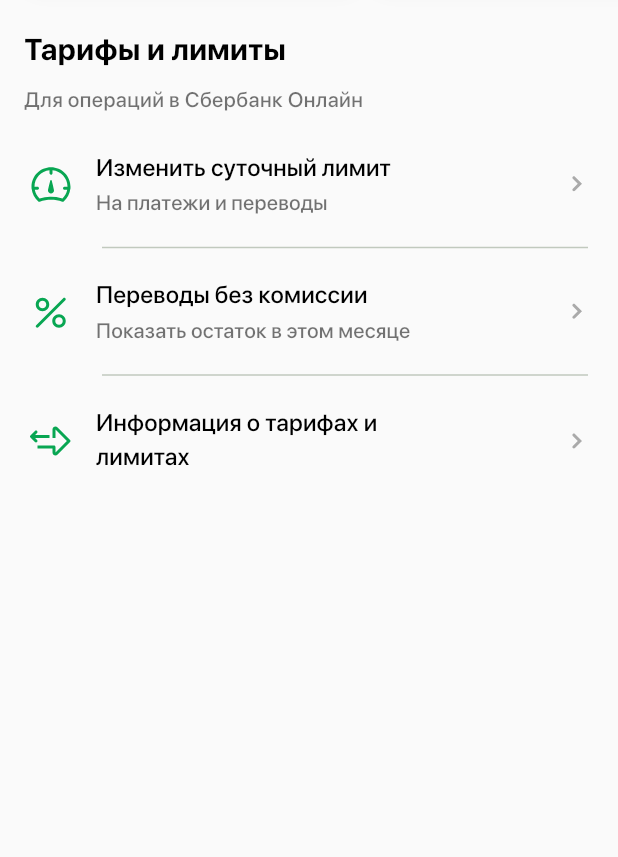
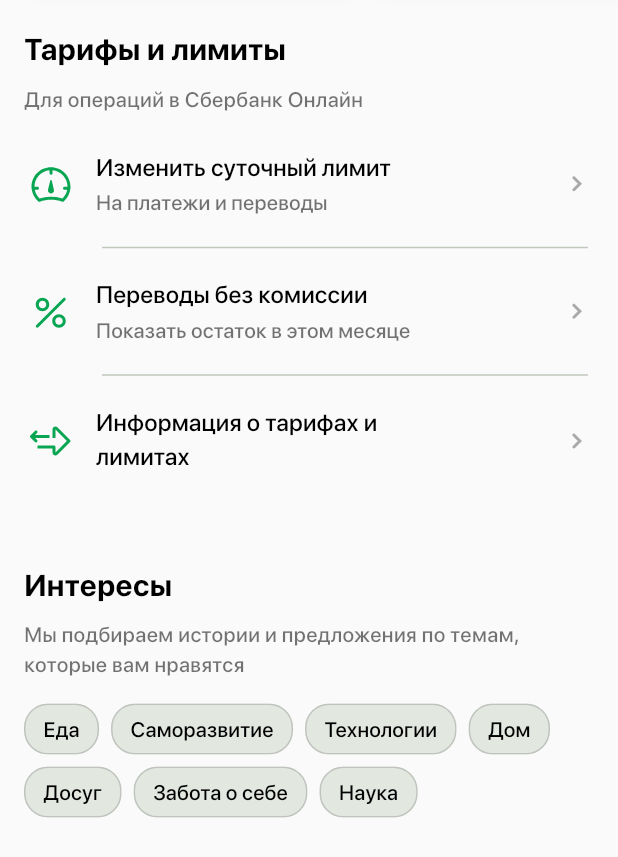
Before and after one commit to ArtemKohanenko/FlutterSberApp, a Flutter app: the screen it shows after launch, scrolled down 576 dp, on a phone screen of 412 x 824 dp. Shown: the top 857 px of the screen. Run offline on Flutter 3.47's test engine with Material 3 defaults, Android fonts, the phone set to English and light mode, and no system bars; our stand-ins replace flutter_svg; missing offline and left inert: dart:ffi.

Commit message:
Добавил список с интересами

```diff
--- /dev/null
+++ b/lib/ChipList.dart
@@ -0,0 +1,41 @@
+import 'package:flutter/material.dart';
+import 'package:flutter_sber/ChipSelectable.dart';
+import 'package:flutter_sber/Palette.dart';
+import 'package:collection/collection.dart';
+
+
+class ChipList extends StatefulWidget {
+  @override
+  _ChipListState createState() => _ChipListState();
+}
+
+
+class _ChipListState extends State<ChipList> {
+
+  final List<String> interests = ['Еда', 'Саморазвитие', 'Технологии', 'Дом', 'Досуг', 'Забота о себе', 'Наука'];
+  late List<bool> boolArray;
+
+  @override
+  void initState() {
+    super.initState();
+    boolArray = List.filled(interests.length, false);
+  }
+
+  @override
+  Widget build(BuildContext context) {
+    return Wrap(
+      spacing: 8,
+      runSpacing: 8,
+      children: interests.mapIndexed((index, interest) {
+        return ChipSelectable(
+          label: interest,
+          isSelected: boolArray[index],
+          onSelected: (bool selected) {
+            setState(() {
+              boolArray[index] = selected;
+            });
+          });
+      }).toList(),
+    );
+  }
+}
--- /dev/null
+++ b/lib/ChipSelectable.dart
@@ -0,0 +1,45 @@
+import 'package:flutter/material.dart';
+import 'package:flutter_sber/Palette.dart';
+
+class ChipSelectable extends StatefulWidget {
+  final String label;
+  final bool isSelected;
+  final ValueChanged<bool> onSelected;
+
+  const ChipSelectable({
+    required this.label,
+    required this.isSelected,
+    required this.onSelected,
+  });
+
+  @override
+  _ChipSelectableState createState() => _ChipSelectableState();
+}
+
+class _ChipSelectableState extends State<ChipSelectable> {
+  @override
+  Widget build(BuildContext context) {
+    return InputChip(
+      label: Text(
+        widget.label,
+        style: TextStyle(
+          fontSize: 14,
+          fontWeight: FontWeight.w500,
+          color: widget.isSelected ? TextColors.tertiary : TextColors.primary,
+          fontFamily: Fonts.main
+          )
+      ),
+      selected: widget.isSelected,
+      onSelected: widget.onSelected,
+      showCheckmark: false,
+      materialTapTargetSize: MaterialTapTargetSize.shrinkWrap,
+      backgroundColor: AppColors.chipBg,
+      selectedColor: AppColors.icons,
+      shape: RoundedRectangleBorder(
+        borderRadius: BorderRadius.circular(16),
+        side: BorderSide(color: AppColors.chipBg)
+      ),
+      padding: const EdgeInsets.symmetric(horizontal: -8 + 12, vertical: -8),
+    );
+  }
+}
--- a/lib/Palette.dart
+++ b/lib/Palette.dart
@@ -5,11 +5,13 @@ class AppColors {
   static const Color icons = Color.fromRGBO(8, 166, 82, 1);
   static const Color headerBg = Colors.white;
   static const Color bodyBg = Color.fromRGBO(250, 250, 250, 1);
+  static const Color chipBg = Color.fromRGBO(0, 0, 0, 0.08);
 }
 
 class TextColors {
   static const Color primary = Colors.black;
   static const Color secondary = Color.fromRGBO(0, 0, 0, 0.55);
+  static const Color tertiary = Colors.white;
 }
 
 class Fonts {
--- a/lib/ProfileTab.dart
+++ b/lib/ProfileTab.dart
@@ -1,4 +1,5 @@
 import 'package:flutter/material.dart';
+import 'package:flutter_sber/ChipList.dart';
 import 'package:flutter_sber/ConnectedList.dart';
 import 'package:flutter_sber/OperationList.dart';
 import 'package:flutter_sber/Palette.dart';
@@ -37,6 +38,21 @@ class ProfileTab extends StatelessWidget {
           ),
           const SizedBox(height: 12),
           OperationList(),
+          const SizedBox(height: 46),
+          Padding(
+            padding: const EdgeInsets.symmetric(horizontal: 16),
+            child: Column(
+              crossAxisAlignment: CrossAxisAlignment.start,
+              children: [
+                const TitleAndSubtitle(
+                  title: 'Интересы',
+                  subtitle: 'Мы подбираем истории и предложения по темам, которые вам нравятся'
+                ),
+                const SizedBox(height: 16),
+                ChipList()
+              ],
+            ),
+          ),
         ],
       ),
     );
```
